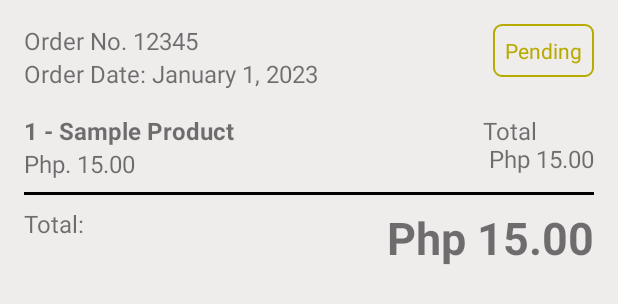
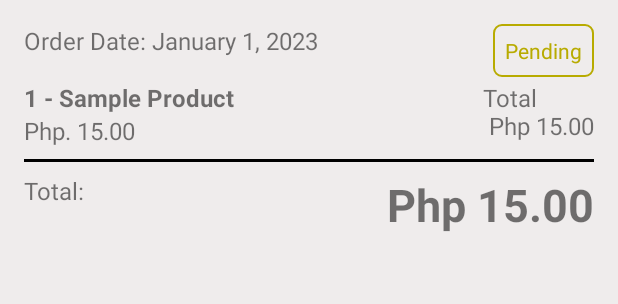
Before and after one commit to TejiApple/Pharmacy3JMobileApp, an Android app: the layout listview_delivery.xml on its own in the app's theme, with its tools: preview values and no code run, on a phone screen of 412 x 824 dp. Shown: the top 304 px of the screen. Run offline under Robolectric (Android 15) with nearby library versions, the phone set to English and light mode, and no system bars.

Commit message:
adjusted my orders layout

```diff
--- a/app/src/main/java/com/project/pharmacy3jmobileapp/ui/adapter/DeliveryDetailsAdapter.java
+++ b/app/src/main/java/com/project/pharmacy3jmobileapp/ui/adapter/DeliveryDetailsAdapter.java
@@ -51,7 +51,6 @@ public class DeliveryDetailsAdapter extends BaseAdapter {
                 convertView = inflater.inflate(R.layout.listview_delivery, null, true);
             }
             TextView tvOrderNumber, tvOrderDate, tvOrderItems, tvOrderItemPrice, tvOrderTotalAmount, tvOverallTotal, tvOrderStatus;
-            tvOrderNumber = convertView.findViewById(R.id.tvDeliveryOrderNumber);
             tvOrderDate = convertView.findViewById(R.id.tvOrderDate);
             tvOrderItems = convertView.findViewById(R.id.tvOrderItems);
             tvOrderItemPrice = convertView.findViewById(R.id.tvOrderItemPrice);
@@ -59,7 +58,6 @@ public class DeliveryDetailsAdapter extends BaseAdapter {
             tvOverallTotal = convertView.findViewById(R.id.tvOverallTotal);
             tvOrderStatus = convertView.findViewById(R.id.tvOrderStatus);
 
-            tvOrderNumber.setText("Order No. " + ordersModelArrayList.get(position).getItemNumber());
             tvOrderDate.setText(ordersModelArrayList.get(position).getDateOrder());
             tvOrderItems.setText(ordersModelArrayList.get(position).getQuantity() + " - " + ordersModelArrayList.get(position).getItemName());
 
--- a/app/src/main/res/layout/listview_delivery.xml
+++ b/app/src/main/res/layout/listview_delivery.xml
@@ -6,20 +6,12 @@
     android:background="#EFECEC"
     android:padding="16dp">
 
-    <TextView
-        android:id="@+id/tvDeliveryOrderNumber"
-        android:layout_width="wrap_content"
-        android:layout_height="wrap_content"
-        app:layout_constraintTop_toTopOf="parent"
-        app:layout_constraintStart_toStartOf="parent"
-        android:textSize="16sp"
-        android:text="Order No. 12345"/>
 
     <TextView
         android:id="@+id/tvOrderDate"
         android:layout_width="wrap_content"
         android:layout_height="wrap_content"
-        app:layout_constraintTop_toBottomOf="@id/tvDeliveryOrderNumber"
+        app:layout_constraintTop_toTopOf="parent"
         app:layout_constraintStart_toStartOf="parent"
         android:textSize="16sp"
         android:text="Order Date: January 1, 2023"/>
@@ -36,14 +28,15 @@
         app:layout_constraintEnd_toEndOf="parent"/>
     <TextView
         android:id="@+id/tvOrderItems"
-        android:layout_width="wrap_content"
+        android:layout_width="250dp"
         android:layout_height="wrap_content"
         app:layout_constraintTop_toBottomOf="@id/tvOrderDate"
         app:layout_constraintStart_toStartOf="parent"
         android:layout_marginTop="16dp"
         android:textSize="16sp"
         android:textStyle="bold"
-        android:text="1 - Sample Product"/>
+        android:text="1 - Sample Product"
+        android:maxLines="3"/>
 
     <TextView
         android:id="@+id/tvOrderItemPrice"
```
